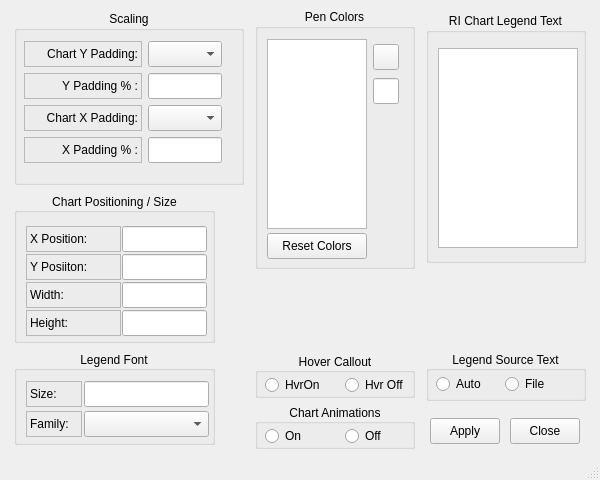
Old version of the form htcsettings.ui in the repository mikeinsantarosa/Chartbuilder.
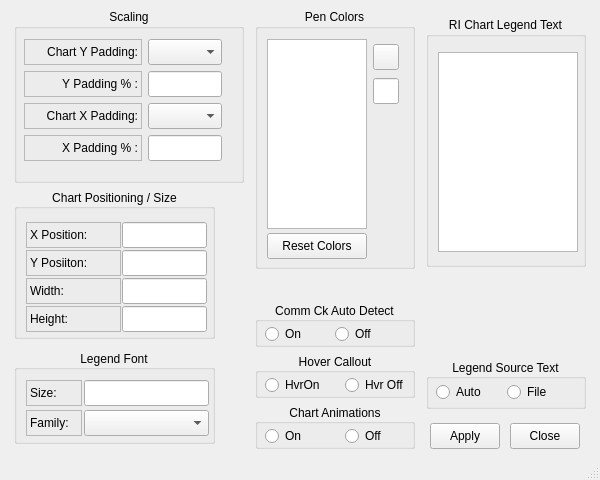
New version of the form. Icons and pictures are not drawn.

Commit message: Working on Auto COmm check algorithm

Diff of the .ui file:
```diff
--- a/htcsettings.ui
+++ b/htcsettings.ui
@@ -37,9 +37,7 @@
   </property>
   <widget class="QWidget" name="centralwidget">
    <layout class="QGridLayout" name="gridLayout_2">
-    <item row="0" column="0" rowspan="2">
-     <layout class="QVBoxLayout" name="verticalLayout_2">
-      <item>
+    <item row="0" column="0">
        <widget class="QGroupBox" name="grpScaling">
         <property name="sizePolicy">
          <sizepolicy hsizetype="Fixed" vsizetype="Preferred">
@@ -306,471 +304,8 @@
         </widget>
        </widget>
       </item>
-      <item>
-       <widget class="QGroupBox" name="grpStartup">
-        <property name="sizePolicy">
-         <sizepolicy hsizetype="Fixed" vsizetype="Fixed">
-          <horstretch>0</horstretch>
-          <verstretch>0</verstretch>
-         </sizepolicy>
-        </property>
-        <property name="minimumSize">
-         <size>
-          <width>201</width>
-          <height>150</height>
-         </size>
-        </property>
-        <property name="maximumSize">
-         <size>
-          <width>201</width>
-          <height>150</height>
-         </size>
-        </property>
-        <property name="title">
-         <string>Chart Positioning / Size</string>
-        </property>
-        <property name="alignment">
-         <set>Qt::AlignCenter</set>
-        </property>
-        <widget class="QLabel" name="lblXPos">
-         <property name="geometry">
-          <rect>
-           <x>12</x>
-           <y>33</y>
-           <width>95</width>
-           <height>26</height>
-          </rect>
-         </property>
-         <property name="sizePolicy">
-          <sizepolicy hsizetype="Fixed" vsizetype="Fixed">
-           <horstretch>0</horstretch>
-           <verstretch>0</verstretch>
-          </sizepolicy>
-         </property>
-         <property name="minimumSize">
-          <size>
-           <width>95</width>
-           <height>26</height>
-          </size>
-         </property>
-         <property name="maximumSize">
-          <size>
-           <width>95</width>
-           <height>26</height>
-          </size>
-         </property>
-         <property name="frameShape">
-          <enum>QFrame::StyledPanel</enum>
-         </property>
-         <property name="frameShadow">
-          <enum>QFrame::Sunken</enum>
-         </property>
-         <property name="text">
-          <string>X Position:</string>
-         </property>
-        </widget>
-        <widget class="QLineEdit" name="lineXpos">
-         <property name="geometry">
-          <rect>
-           <x>108</x>
-           <y>33</y>
-           <width>85</width>
-           <height>26</height>
-          </rect>
-         </property>
-         <property name="sizePolicy">
-          <sizepolicy hsizetype="Fixed" vsizetype="Fixed">
-           <horstretch>0</horstretch>
-           <verstretch>0</verstretch>
-          </sizepolicy>
-         </property>
-         <property name="minimumSize">
-          <size>
-           <width>85</width>
-           <height>26</height>
-          </size>
-         </property>
-         <property name="maximumSize">
-          <size>
-           <width>85</width>
-           <height>26</height>
-          </size>
-         </property>
-         <property name="layoutDirection">
-          <enum>Qt::LeftToRight</enum>
-         </property>
-        </widget>
-        <widget class="QLabel" name="lblYPos">
-         <property name="geometry">
-          <rect>
-           <x>12</x>
-           <y>61</y>
-           <width>95</width>
-           <height>26</height>
-          </rect>
-         </property>
-         <property name="sizePolicy">
-          <sizepolicy hsizetype="Fixed" vsizetype="Fixed">
-           <horstretch>0</horstretch>
-           <verstretch>0</verstretch>
-          </sizepolicy>
-         </property>
-         <property name="minimumSize">
-          <size>
-           <width>95</width>
-           <height>26</height>
-          </size>
-         </property>
-         <property name="maximumSize">
-          <size>
-           <width>95</width>
-           <height>26</height>
-          </size>
-         </property>
-         <property name="frameShape">
-          <enum>QFrame::StyledPanel</enum>
-         </property>
-         <property name="frameShadow">
-          <enum>QFrame::Sunken</enum>
-         </property>
-         <property name="text">
-          <string>Y Posiiton:</string>
-         </property>
-        </widget>
-        <widget class="QLineEdit" name="lineYpos">
-         <property name="geometry">
-          <rect>
-           <x>108</x>
-           <y>61</y>
-           <width>85</width>
-           <height>26</height>
-          </rect>
-         </property>
-         <property name="sizePolicy">
-          <sizepolicy hsizetype="Fixed" vsizetype="Fixed">
-           <horstretch>0</horstretch>
-           <verstretch>0</verstretch>
-          </sizepolicy>
-         </property>
-         <property name="minimumSize">
-          <size>
-           <width>85</width>
-           <height>26</height>
-          </size>
-         </property>
-         <property name="maximumSize">
-          <size>
-           <width>85</width>
-           <height>26</height>
-          </size>
-         </property>
-         <property name="layoutDirection">
-          <enum>Qt::LeftToRight</enum>
-         </property>
-        </widget>
-        <widget class="QLabel" name="lblWidth">
-         <property name="geometry">
-          <rect>
-           <x>12</x>
-           <y>89</y>
-           <width>95</width>
-           <height>26</height>
-          </rect>
-         </property>
-         <property name="sizePolicy">
-          <sizepolicy hsizetype="Fixed" vsizetype="Fixed">
-           <horstretch>0</horstretch>
-           <verstretch>0</verstretch>
-          </sizepolicy>
-         </property>
-         <property name="minimumSize">
-          <size>
-           <width>95</width>
-           <height>26</height>
-          </size>
-         </property>
-         <property name="maximumSize">
-          <size>
-           <width>95</width>
-           <height>26</height>
-          </size>
-         </property>
-         <property name="frameShape">
-          <enum>QFrame::StyledPanel</enum>
-         </property>
-         <property name="frameShadow">
-          <enum>QFrame::Sunken</enum>
-         </property>
-         <property name="text">
-          <string>Width:</string>
-         </property>
-        </widget>
-        <widget class="QLineEdit" name="lineWidth">
-         <property name="geometry">
-          <rect>
-           <x>108</x>
-           <y>89</y>
-           <width>85</width>
-           <height>26</height>
-          </rect>
-         </property>
-         <property name="sizePolicy">
-          <sizepolicy hsizetype="Fixed" vsizetype="Fixed">
-           <horstretch>0</horstretch>
-           <verstretch>0</verstretch>
-          </sizepolicy>
-         </property>
-         <property name="minimumSize">
-          <size>
-           <width>85</width>
-           <height>26</height>
-          </size>
-         </property>
-         <property name="maximumSize">
-          <size>
-           <width>85</width>
-           <height>26</height>
-          </size>
-         </property>
-         <property name="layoutDirection">
-          <enum>Qt::LeftToRight</enum>
-         </property>
-        </widget>
-        <widget class="QLabel" name="lblHeight">
-         <property name="geometry">
-          <rect>
-           <x>12</x>
-           <y>117</y>
-           <width>95</width>
-           <height>26</height>
-          </rect>
-         </property>
-         <property name="sizePolicy">
-          <sizepolicy hsizetype="Fixed" vsizetype="Fixed">
-           <horstretch>0</horstretch>
-           <verstretch>0</verstretch>
-          </sizepolicy>
-         </property>
-         <property name="minimumSize">
-          <size>
-           <width>95</width>
-           <height>26</height>
-          </size>
-         </property>
-         <property name="maximumSize">
-          <size>
-           <width>95</width>
-           <height>26</height>
-          </size>
-         </property>
-         <property name="frameShape">
-          <enum>QFrame::StyledPanel</enum>
-         </property>
-         <property name="frameShadow">
-          <enum>QFrame::Sunken</enum>
-         </property>
-         <property name="text">
-          <string>Height:</string>
-         </property>
-        </widget>
-        <widget class="QLineEdit" name="lineHeight">
-         <property name="geometry">
-          <rect>
-           <x>108</x>
-           <y>117</y>
-           <width>85</width>
-           <height>26</height>
-          </rect>
-         </property>
-         <property name="sizePolicy">
-          <sizepolicy hsizetype="Fixed" vsizetype="Fixed">
-           <horstretch>0</horstretch>
-           <verstretch>0</verstretch>
-          </sizepolicy>
-         </property>
-         <property name="minimumSize">
-          <size>
-           <width>85</width>
-           <height>26</height>
-          </size>
-         </property>
-         <property name="maximumSize">
-          <size>
-           <width>85</width>
-           <height>26</height>
-          </size>
-         </property>
-         <property name="layoutDirection">
-          <enum>Qt::LeftToRight</enum>
-         </property>
-        </widget>
-       </widget>
-      </item>
-      <item>
-       <widget class="QGroupBox" name="grpLegend">
-        <property name="sizePolicy">
-         <sizepolicy hsizetype="Fixed" vsizetype="Fixed">
-          <horstretch>0</horstretch>
-          <verstretch>0</verstretch>
-         </sizepolicy>
-        </property>
-        <property name="minimumSize">
-         <size>
-          <width>201</width>
-          <height>94</height>
-         </size>
-        </property>
-        <property name="maximumSize">
-         <size>
-          <width>201</width>
-          <height>94</height>
-         </size>
-        </property>
-        <property name="title">
-         <string>Legend Font</string>
-        </property>
-        <property name="alignment">
-         <set>Qt::AlignCenter</set>
-        </property>
-        <widget class="QLabel" name="lblFontSize">
-         <property name="geometry">
-          <rect>
-           <x>12</x>
-           <y>30</y>
-           <width>56</width>
-           <height>26</height>
-          </rect>
-         </property>
-         <property name="sizePolicy">
-          <sizepolicy hsizetype="Fixed" vsizetype="Fixed">
-           <horstretch>0</horstretch>
-           <verstretch>0</verstretch>
-          </sizepolicy>
-         </property>
-         <property name="minimumSize">
-          <size>
-           <width>56</width>
-           <height>26</height>
-          </size>
-         </property>
-         <property name="maximumSize">
-          <size>
-           <width>56</width>
-           <height>26</height>
-          </size>
-         </property>
-         <property name="frameShape">
-          <enum>QFrame::StyledPanel</enum>
-         </property>
-         <property name="frameShadow">
-          <enum>QFrame::Sunken</enum>
-         </property>
-         <property name="text">
-          <string>Size:</string>
-         </property>
-        </widget>
-        <widget class="QLineEdit" name="lineSize">
-         <property name="geometry">
-          <rect>
-           <x>70</x>
-           <y>30</y>
-           <width>125</width>
-           <height>26</height>
-          </rect>
-         </property>
-         <property name="sizePolicy">
-          <sizepolicy hsizetype="Fixed" vsizetype="Fixed">
-           <horstretch>0</horstretch>
-           <verstretch>0</verstretch>
-          </sizepolicy>
-         </property>
-         <property name="minimumSize">
-          <size>
-           <width>125</width>
-           <height>26</height>
-          </size>
-         </property>
-         <property name="maximumSize">
-          <size>
-           <width>126</width>
-           <height>26</height>
-          </size>
-         </property>
-         <property name="layoutDirection">
-          <enum>Qt::LeftToRight</enum>
-         </property>
-        </widget>
-        <widget class="QLabel" name="lblFontFamily">
-         <property name="geometry">
-          <rect>
-           <x>12</x>
-           <y>60</y>
-           <width>56</width>
-           <height>26</height>
-          </rect>
-         </property>
-         <property name="sizePolicy">
-          <sizepolicy hsizetype="Fixed" vsizetype="Fixed">
-           <horstretch>0</horstretch>
-           <verstretch>0</verstretch>
-          </sizepolicy>
-         </property>
-         <property name="minimumSize">
-          <size>
-           <width>56</width>
-           <height>26</height>
-          </size>
-         </property>
-         <property name="maximumSize">
-          <size>
-           <width>56</width>
-           <height>26</height>
-          </size>
-         </property>
-         <property name="frameShape">
-          <enum>QFrame::StyledPanel</enum>
-         </property>
-         <property name="frameShadow">
-          <enum>QFrame::Sunken</enum>
-         </property>
-         <property name="text">
-          <string>Family:</string>
-         </property>
-        </widget>
-        <widget class="QComboBox" name="comboFontNames">
-         <property name="geometry">
-          <rect>
-           <x>70</x>
-           <y>60</y>
-           <width>125</width>
-           <height>26</height>
-          </rect>
-         </property>
-         <property name="sizePolicy">
-          <sizepolicy hsizetype="Fixed" vsizetype="Fixed">
-           <horstretch>0</horstretch>
-           <verstretch>0</verstretch>
-          </sizepolicy>
-         </property>
-         <property name="minimumSize">
-          <size>
-           <width>125</width>
-           <height>26</height>
-          </size>
-         </property>
-         <property name="maximumSize">
-          <size>
-           <width>125</width>
-           <height>26</height>
-          </size>
-         </property>
-        </widget>
-       </widget>
-      </item>
-     </layout>
-    </item>
-    <item row="0" column="1" rowspan="2">
-     <layout class="QVBoxLayout" name="verticalLayout_3">
+    <item row="0" column="1" rowspan="4">
+     <layout class="QVBoxLayout" name="verticalLayout_2">
       <item>
        <widget class="QGroupBox" name="grpPenColors">
         <property name="sizePolicy">
@@ -954,17 +489,104 @@
         <property name="orientation">
          <enum>Qt::Vertical</enum>
         </property>
-        <property name="sizeType">
-         <enum>QSizePolicy::Fixed</enum>
-        </property>
         <property name="sizeHint" stdset="0">
          <size>
           <width>20</width>
-          <height>78</height>
+          <height>18</height>
          </size>
         </property>
        </spacer>
       </item>
+      <item>
+       <widget class="QGroupBox" name="groupCommCheckAuto">
+        <property name="sizePolicy">
+         <sizepolicy hsizetype="Fixed" vsizetype="Fixed">
+          <horstretch>0</horstretch>
+          <verstretch>0</verstretch>
+         </sizepolicy>
+        </property>
+        <property name="minimumSize">
+         <size>
+          <width>160</width>
+          <height>45</height>
+         </size>
+        </property>
+        <property name="maximumSize">
+         <size>
+          <width>160</width>
+          <height>45</height>
+         </size>
+        </property>
+        <property name="title">
+         <string>Comm Ck Auto Detect</string>
+        </property>
+        <property name="alignment">
+         <set>Qt::AlignCenter</set>
+        </property>
+        <widget class="QRadioButton" name="radioCommAutoOn">
+         <property name="geometry">
+          <rect>
+           <x>10</x>
+           <y>20</y>
+           <width>65</width>
+           <height>24</height>
+          </rect>
+         </property>
+         <property name="sizePolicy">
+          <sizepolicy hsizetype="Fixed" vsizetype="Fixed">
+           <horstretch>0</horstretch>
+           <verstretch>0</verstretch>
+          </sizepolicy>
+         </property>
+         <property name="minimumSize">
+          <size>
+           <width>65</width>
+           <height>24</height>
+          </size>
+         </property>
+         <property name="maximumSize">
+          <size>
+           <width>65</width>
+           <height>24</height>
+          </size>
+         </property>
+         <property name="text">
+          <string>On</string>
+         </property>
+        </widget>
+        <widget class="QRadioButton" name="radioCommAutoOff">
+         <property name="geometry">
+          <rect>
+           <x>80</x>
+           <y>20</y>
+           <width>65</width>
+           <height>24</height>
+          </rect>
+         </property>
+         <property name="sizePolicy">
+          <sizepolicy hsizetype="Fixed" vsizetype="Fixed">
+           <horstretch>0</horstretch>
+           <verstretch>0</verstretch>
+          </sizepolicy>
+         </property>
+         <property name="minimumSize">
+          <size>
+           <width>65</width>
+           <height>24</height>
+          </size>
+         </property>
+         <property name="maximumSize">
+          <size>
+           <width>65</width>
+           <height>24</height>
+          </size>
+         </property>
+         <property name="text">
+          <string>Off</string>
+         </property>
+        </widget>
+       </widget>
+      </item>
       <item>
        <widget class="QGroupBox" name="grpDefaultYAxis">
         <property name="sizePolicy">
@@ -996,10 +618,28 @@
           <rect>
            <x>10</x>
            <y>20</y>
-           <width>61</width>
+           <width>65</width>
            <height>24</height>
           </rect>
          </property>
+         <property name="sizePolicy">
+          <sizepolicy hsizetype="Fixed" vsizetype="Fixed">
+           <horstretch>0</horstretch>
+           <verstretch>0</verstretch>
+          </sizepolicy>
+         </property>
+         <property name="minimumSize">
+          <size>
+           <width>65</width>
+           <height>24</height>
+          </size>
+         </property>
+         <property name="maximumSize">
+          <size>
+           <width>65</width>
+           <height>24</height>
+          </size>
+         </property>
          <property name="text">
           <string>HvrOn</string>
          </property>
@@ -1009,10 +649,28 @@
           <rect>
            <x>90</x>
            <y>20</y>
-           <width>71</width>
+           <width>65</width>
            <height>24</height>
           </rect>
          </property>
+         <property name="sizePolicy">
+          <sizepolicy hsizetype="Fixed" vsizetype="Fixed">
+           <horstretch>0</horstretch>
+           <verstretch>0</verstretch>
+          </sizepolicy>
+         </property>
+         <property name="minimumSize">
+          <size>
+           <width>65</width>
+           <height>24</height>
+          </size>
+         </property>
+         <property name="maximumSize">
+          <size>
+           <width>65</width>
+           <height>24</height>
+          </size>
+         </property>
          <property name="text">
           <string>Hvr Off</string>
          </property>
@@ -1050,10 +708,28 @@
           <rect>
            <x>90</x>
            <y>20</y>
-           <width>46</width>
+           <width>65</width>
            <height>24</height>
           </rect>
          </property>
+         <property name="sizePolicy">
+          <sizepolicy hsizetype="Fixed" vsizetype="Fixed">
+           <horstretch>0</horstretch>
+           <verstretch>0</verstretch>
+          </sizepolicy>
+         </property>
+         <property name="minimumSize">
+          <size>
+           <width>65</width>
+           <height>24</height>
+          </size>
+         </property>
+         <property name="maximumSize">
+          <size>
+           <width>65</width>
+           <height>24</height>
+          </size>
+         </property>
          <property name="text">
           <string>Off</string>
          </property>
@@ -1063,10 +739,28 @@
           <rect>
            <x>10</x>
            <y>20</y>
-           <width>44</width>
+           <width>65</width>
            <height>24</height>
           </rect>
          </property>
+         <property name="sizePolicy">
+          <sizepolicy hsizetype="Fixed" vsizetype="Fixed">
+           <horstretch>0</horstretch>
+           <verstretch>0</verstretch>
+          </sizepolicy>
+         </property>
+         <property name="minimumSize">
+          <size>
+           <width>65</width>
+           <height>24</height>
+          </size>
+         </property>
+         <property name="maximumSize">
+          <size>
+           <width>65</width>
+           <height>24</height>
+          </size>
+         </property>
          <property name="text">
           <string>On</string>
          </property>
@@ -1075,7 +769,7 @@
       </item>
      </layout>
     </item>
-    <item row="0" column="2">
+    <item row="0" column="2" rowspan="3">
      <layout class="QVBoxLayout" name="verticalLayout_4">
       <item>
        <widget class="QGroupBox" name="groupPositions">
@@ -1180,7 +874,7 @@
           <rect>
            <x>10</x>
            <y>20</y>
-           <width>134</width>
+           <width>136</width>
            <height>26</height>
           </rect>
          </property>
@@ -1195,13 +889,13 @@
             </property>
             <property name="minimumSize">
              <size>
-              <width>63</width>
+              <width>65</width>
               <height>24</height>
              </size>
             </property>
             <property name="maximumSize">
              <size>
-              <width>63</width>
+              <width>65</width>
               <height>24</height>
              </size>
             </property>
@@ -1241,7 +935,468 @@
       </item>
      </layout>
     </item>
-    <item row="1" column="2">
+    <item row="1" column="0">
+     <widget class="QGroupBox" name="grpStartup">
+      <property name="sizePolicy">
+       <sizepolicy hsizetype="Fixed" vsizetype="Fixed">
+        <horstretch>0</horstretch>
+        <verstretch>0</verstretch>
+       </sizepolicy>
+      </property>
+      <property name="minimumSize">
+       <size>
+        <width>201</width>
+        <height>150</height>
+       </size>
+      </property>
+      <property name="maximumSize">
+       <size>
+        <width>201</width>
+        <height>150</height>
+       </size>
+      </property>
+      <property name="title">
+       <string>Chart Positioning / Size</string>
+      </property>
+      <property name="alignment">
+       <set>Qt::AlignCenter</set>
+      </property>
+      <widget class="QLabel" name="lblXPos">
+       <property name="geometry">
+        <rect>
+         <x>12</x>
+         <y>33</y>
+         <width>95</width>
+         <height>26</height>
+        </rect>
+       </property>
+       <property name="sizePolicy">
+        <sizepolicy hsizetype="Fixed" vsizetype="Fixed">
+         <horstretch>0</horstretch>
+         <verstretch>0</verstretch>
+        </sizepolicy>
+       </property>
+       <property name="minimumSize">
+        <size>
+         <width>95</width>
+         <height>26</height>
+        </size>
+       </property>
+       <property name="maximumSize">
+        <size>
+         <width>95</width>
+         <height>26</height>
+        </size>
+       </property>
+       <property name="frameShape">
+        <enum>QFrame::StyledPanel</enum>
+       </property>
+       <property name="frameShadow">
+        <enum>QFrame::Sunken</enum>
+       </property>
+       <property name="text">
+        <string>X Position:</string>
+       </property>
+      </widget>
+      <widget class="QLineEdit" name="lineXpos">
+       <property name="geometry">
+        <rect>
+         <x>108</x>
+         <y>33</y>
+         <width>85</width>
+         <height>26</height>
+        </rect>
+       </property>
+       <property name="sizePolicy">
+        <sizepolicy hsizetype="Fixed" vsizetype="Fixed">
+         <horstretch>0</horstretch>
+         <verstretch>0</verstretch>
+        </sizepolicy>
+       </property>
+       <property name="minimumSize">
+        <size>
+         <width>85</width>
+         <height>26</height>
+        </size>
+       </property>
+       <property name="maximumSize">
+        <size>
+         <width>85</width>
+         <height>26</height>
+        </size>
+       </property>
+       <property name="layoutDirection">
+        <enum>Qt::LeftToRight</enum>
+       </property>
+      </widget>
+      <widget class="QLabel" name="lblYPos">
+       <property name="geometry">
+        <rect>
+         <x>12</x>
+         <y>61</y>
+         <width>95</width>
+         <height>26</height>
+        </rect>
+       </property>
+       <property name="sizePolicy">
+        <sizepolicy hsizetype="Fixed" vsizetype="Fixed">
+         <horstretch>0</horstretch>
+         <verstretch>0</verstretch>
+        </sizepolicy>
+       </property>
+       <property name="minimumSize">
+        <size>
+         <width>95</width>
+         <height>26</height>
+        </size>
+       </property>
+       <property name="maximumSize">
+        <size>
+         <width>95</width>
+         <height>26</height>
+        </size>
+       </property>
+       <property name="frameShape">
+        <enum>QFrame::StyledPanel</enum>
+       </property>
+       <property name="frameShadow">
+        <enum>QFrame::Sunken</enum>
+       </property>
+       <property name="text">
+        <string>Y Posiiton:</string>
+       </property>
+      </widget>
+      <widget class="QLineEdit" name="lineYpos">
+       <property name="geometry">
+        <rect>
+         <x>108</x>
+         <y>61</y>
+         <width>85</width>
+         <height>26</height>
+        </rect>
+       </property>
+       <property name="sizePolicy">
+        <sizepolicy hsizetype="Fixed" vsizetype="Fixed">
+         <horstretch>0</horstretch>
+         <verstretch>0</verstretch>
+        </sizepolicy>
+       </property>
+       <property name="minimumSize">
+        <size>
+         <width>85</width>
+         <height>26</height>
+        </size>
+       </property>
+       <property name="maximumSize">
+        <size>
+         <width>85</width>
+         <height>26</height>
+        </size>
+       </property>
+       <property name="layoutDirection">
+        <enum>Qt::LeftToRight</enum>
+       </property>
+      </widget>
+      <widget class="QLabel" name="lblWidth">
+       <property name="geometry">
+        <rect>
+         <x>12</x>
+         <y>89</y>
+         <width>95</width>
+         <height>26</height>
+        </rect>
+       </property>
+       <property name="sizePolicy">
+        <sizepolicy hsizetype="Fixed" vsizetype="Fixed">
+         <horstretch>0</horstretch>
+         <verstretch>0</verstretch>
+        </sizepolicy>
+       </property>
+       <property name="minimumSize">
+        <size>
+         <width>95</width>
+         <height>26</height>
+        </size>
+       </property>
+       <property name="maximumSize">
+        <size>
+         <width>95</width>
+         <height>26</height>
+        </size>
+       </property>
+       <property name="frameShape">
+        <enum>QFrame::StyledPanel</enum>
+       </property>
+       <property name="frameShadow">
+        <enum>QFrame::Sunken</enum>
+       </property>
+       <property name="text">
+        <string>Width:</string>
+       </property>
+      </widget>
+      <widget class="QLineEdit" name="lineWidth">
+       <property name="geometry">
+        <rect>
+         <x>108</x>
+         <y>89</y>
+         <width>85</width>
+         <height>26</height>
+        </rect>
+       </property>
+       <property name="sizePolicy">
+        <sizepolicy hsizetype="Fixed" vsizetype="Fixed">
+         <horstretch>0</horstretch>
+         <verstretch>0</verstretch>
+        </sizepolicy>
+       </property>
+       <property name="minimumSize">
+        <size>
+         <width>85</width>
+         <height>26</height>
+        </size>
+       </property>
+       <property name="maximumSize">
+        <size>
+         <width>85</width>
+         <height>26</height>
+        </size>
+       </property>
+       <property name="layoutDirection">
+        <enum>Qt::LeftToRight</enum>
+       </property>
+      </widget>
+      <widget class="QLabel" name="lblHeight">
+       <property name="geometry">
+        <rect>
+         <x>12</x>
+         <y>117</y>
+         <width>95</width>
+         <height>26</height>
+        </rect>
+       </property>
+       <property name="sizePolicy">
+        <sizepolicy hsizetype="Fixed" vsizetype="Fixed">
+         <horstretch>0</horstretch>
+         <verstretch>0</verstretch>
+        </sizepolicy>
+       </property>
+       <property name="minimumSize">
+        <size>
+         <width>95</width>
+         <height>26</height>
+        </size>
+       </property>
+       <property name="maximumSize">
+        <size>
+         <width>95</width>
+         <height>26</height>
+        </size>
+       </property>
+       <property name="frameShape">
+        <enum>QFrame::StyledPanel</enum>
+       </property>
+       <property name="frameShadow">
+        <enum>QFrame::Sunken</enum>
+       </property>
+       <property name="text">
+        <string>Height:</string>
+       </property>
+      </widget>
+      <widget class="QLineEdit" name="lineHeight">
+       <property name="geometry">
+        <rect>
+         <x>108</x>
+         <y>117</y>
+         <width>85</width>
+         <height>26</height>
+        </rect>
+       </property>
+       <property name="sizePolicy">
+        <sizepolicy hsizetype="Fixed" vsizetype="Fixed">
+         <horstretch>0</horstretch>
+         <verstretch>0</verstretch>
+        </sizepolicy>
+       </property>
+       <property name="minimumSize">
+        <size>
+         <width>85</width>
+         <height>26</height>
+        </size>
+       </property>
+       <property name="maximumSize">
+        <size>
+         <width>85</width>
+         <height>26</height>
+        </size>
+       </property>
+       <property name="layoutDirection">
+        <enum>Qt::LeftToRight</enum>
+       </property>
+      </widget>
+     </widget>
+    </item>
+    <item row="2" column="0" rowspan="2">
+     <widget class="QGroupBox" name="grpLegend">
+      <property name="sizePolicy">
+       <sizepolicy hsizetype="Fixed" vsizetype="Fixed">
+        <horstretch>0</horstretch>
+        <verstretch>0</verstretch>
+       </sizepolicy>
+      </property>
+      <property name="minimumSize">
+       <size>
+        <width>201</width>
+        <height>94</height>
+       </size>
+      </property>
+      <property name="maximumSize">
+       <size>
+        <width>201</width>
+        <height>94</height>
+       </size>
+      </property>
+      <property name="title">
+       <string>Legend Font</string>
+      </property>
+      <property name="alignment">
+       <set>Qt::AlignCenter</set>
+      </property>
+      <widget class="QLabel" name="lblFontSize">
+       <property name="geometry">
+        <rect>
+         <x>12</x>
+         <y>30</y>
+         <width>56</width>
+         <height>26</height>
+        </rect>
+       </property>
+       <property name="sizePolicy">
+        <sizepolicy hsizetype="Fixed" vsizetype="Fixed">
+         <horstretch>0</horstretch>
+         <verstretch>0</verstretch>
+        </sizepolicy>
+       </property>
+       <property name="minimumSize">
+        <size>
+         <width>56</width>
+         <height>26</height>
+        </size>
+       </property>
+       <property name="maximumSize">
+        <size>
+         <width>56</width>
+         <height>26</height>
+        </size>
+       </property>
+       <property name="frameShape">
+        <enum>QFrame::StyledPanel</enum>
+       </property>
+       <property name="frameShadow">
+        <enum>QFrame::Sunken</enum>
+       </property>
+       <property name="text">
+        <string>Size:</string>
+       </property>
+      </widget>
+      <widget class="QLineEdit" name="lineSize">
+       <property name="geometry">
+        <rect>
+         <x>70</x>
+         <y>30</y>
+         <width>125</width>
+         <height>26</height>
+        </rect>
+       </property>
+       <property name="sizePolicy">
+        <sizepolicy hsizetype="Fixed" vsizetype="Fixed">
+         <horstretch>0</horstretch>
+         <verstretch>0</verstretch>
+        </sizepolicy>
+       </property>
+       <property name="minimumSize">
+        <size>
+         <width>125</width>
+         <height>26</height>
+        </size>
+       </property>
+       <property name="maximumSize">
+        <size>
+         <width>126</width>
+         <height>26</height>
+        </size>
+       </property>
+       <property name="layoutDirection">
+        <enum>Qt::LeftToRight</enum>
+       </property>
+      </widget>
+      <widget class="QLabel" name="lblFontFamily">
+       <property name="geometry">
+        <rect>
+         <x>12</x>
+         <y>60</y>
+         <width>56</width>
+         <height>26</height>
+        </rect>
+       </property>
+       <property name="sizePolicy">
+        <sizepolicy hsizetype="Fixed" vsizetype="Fixed">
+         <horstretch>0</horstretch>
+         <verstretch>0</verstretch>
+        </sizepolicy>
+       </property>
+       <property name="minimumSize">
+        <size>
+         <width>56</width>
+         <height>26</height>
+        </size>
+       </property>
+       <property name="maximumSize">
+        <size>
+         <width>56</width>
+         <height>26</height>
+        </size>
+       </property>
+       <property name="frameShape">
+        <enum>QFrame::StyledPanel</enum>
+       </property>
+       <property name="frameShadow">
+        <enum>QFrame::Sunken</enum>
+       </property>
+       <property name="text">
+        <string>Family:</string>
+       </property>
+      </widget>
+      <widget class="QComboBox" name="comboFontNames">
+       <property name="geometry">
+        <rect>
+         <x>70</x>
+         <y>60</y>
+         <width>125</width>
+         <height>26</height>
+        </rect>
+       </property>
+       <property name="sizePolicy">
+        <sizepolicy hsizetype="Fixed" vsizetype="Fixed">
+         <horstretch>0</horstretch>
+         <verstretch>0</verstretch>
+        </sizepolicy>
+       </property>
+       <property name="minimumSize">
+        <size>
+         <width>125</width>
+         <height>26</height>
+        </size>
+       </property>
+       <property name="maximumSize">
+        <size>
+         <width>125</width>
+         <height>26</height>
+        </size>
+       </property>
+      </widget>
+     </widget>
+    </item>
+    <item row="3" column="2">
      <layout class="QHBoxLayout" name="horizontalLayout">
       <item>
        <widget class="QPushButton" name="btnApply">
```
Left out of the diff: 2 changed lines with no effect on the pictures. Lines whose indentation alone changed are shown as unchanged. The commit also changes 6 other files.
